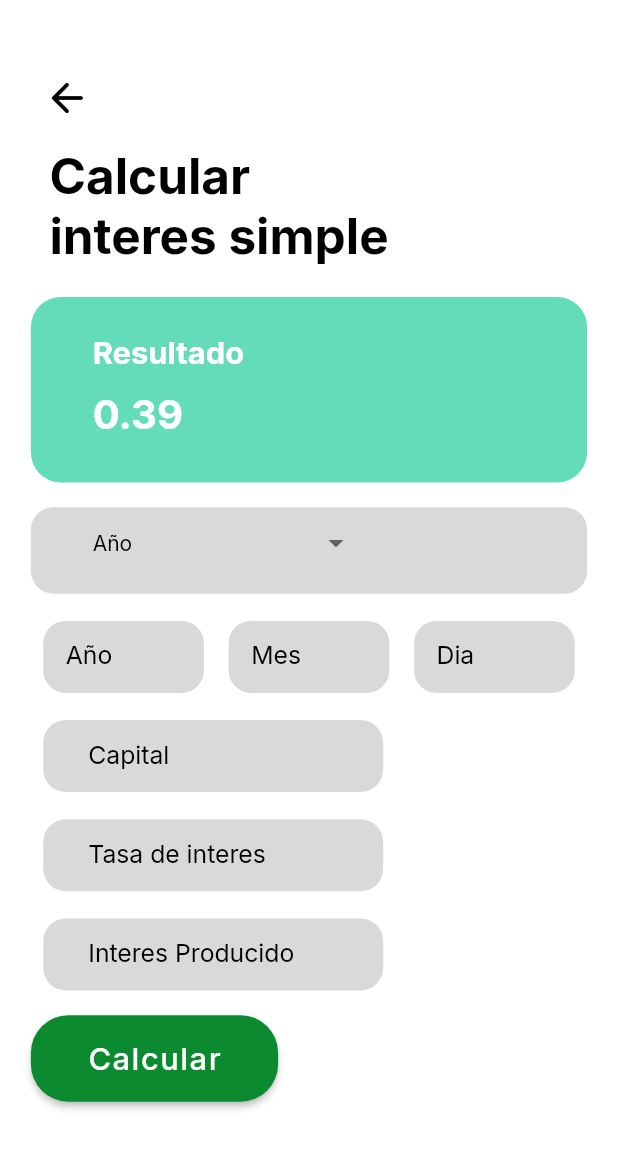
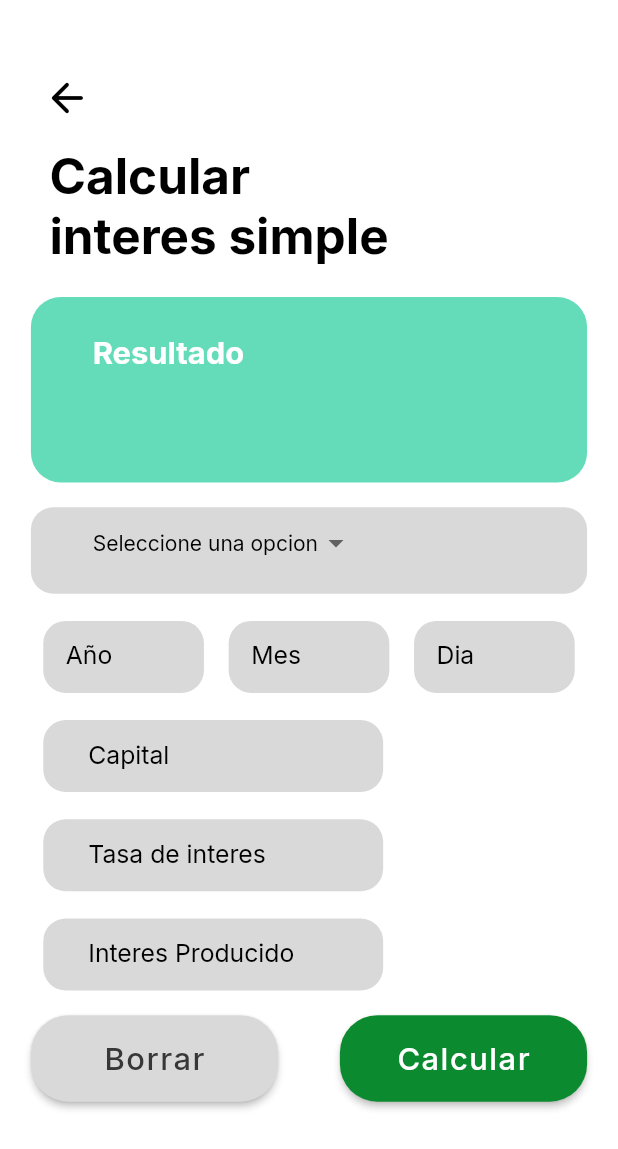
Before and after one commit to anapatino/FinanLearn, a Flutter app: the SimpleInterest screen opened directly, after a tap on "Calcular", on a phone screen of 412 x 824 dp. Shown: the top 1149 px of the screen. Run offline on Flutter 3.47's test engine with Material 2 defaults, Android fonts, the phone set to English and light mode, and no system bars; our stand-ins replace cloud_firestore, firebase_auth, firebase_core, get, google_fonts; accounts and stored records are empty.

Commit message:
calculator completed

```diff
--- /dev/null
+++ b/lib/data/service/interest_history_request.dart
@@ -0,0 +1,20 @@
+import 'package:cloud_firestore/cloud_firestore.dart';
+import 'package:finanlearn/domain/models/interest.dart';
+
+class InterestRequest {
+  static final FirebaseFirestore database = FirebaseFirestore.instance;
+
+  static Future<List<Interest>> viewListHistory() async {
+    List<Interest> history = [];
+    await database.collection('interest_history').get().then((value) {
+      for (var doc in value.docs) {
+        history.add(Interest.fromJson(doc.data()));
+      }
+    });
+    return history;
+  }
+
+  /*static Future<void> addInterestToHistory(Interest interest) async {
+  await database.collection('interest_history').add(interest);
+}*/
+}
--- /dev/null
+++ b/lib/domain/controllers/interest_controller.dart
@@ -0,0 +1,27 @@
+import 'package:finanlearn/domain/models/interest.dart';
+import 'package:firebase_auth/firebase_auth.dart';
+import 'package:get/get.dart';
+import '../../data/service/interest_history_request.dart';
+
+class InterestController extends GetxController {
+  final Rxn<List<Interest>> _interest = Rxn<List<Interest>>();
+
+  List<Interest>? get listHistory => _interest.value;
+
+  Future<void> viewPublicity() async {
+    try {
+      List<Interest> list = await InterestRequest.viewListHistory();
+      _interest.value = list;
+    } on FirebaseAuthException catch (e) {
+      return Future.error(e);
+    }
+  }
+
+  /*Future<void> addInterestHistory(Interest interest) async {
+    try {
+      await InterestRequest.addInterestToHistory(interest);
+    } on FirebaseAuthException catch (e) {
+      return Future.error(e);
+    }
+  }*/
+}
--- /dev/null
+++ b/lib/domain/models/interest.dart
@@ -0,0 +1,53 @@
+class Interest {
+  String capital,
+      day,
+      futureValue,
+      interestRate,
+      month,
+      result,
+      type,
+      year,
+      interestEarned,
+      title;
+
+  Interest(
+      {required this.capital,
+      required this.day,
+      required this.futureValue,
+      required this.interestRate,
+      required this.month,
+      required this.result,
+      required this.type,
+      required this.year,
+      required this.title,
+      required this.interestEarned});
+
+  factory Interest.fromJson(Map<String, dynamic> json) {
+    return Interest(
+      capital: json['capital'] ?? '',
+      day: json['day'] ?? '',
+      futureValue: json['futureValue'] ?? '',
+      type: json['type'] ?? '',
+      interestRate: json['interestRate'] ?? '',
+      month: json['month'] ?? '',
+      result: json['result'] ?? '',
+      year: json['year'] ?? '',
+      title: json['title'] ?? '',
+      interestEarned: json['interestEarned'] ?? '',
+    );
+  }
+  factory Interest.toJson(Map<String, dynamic> json) {
+    return Interest(
+      capital: json['capital'] ?? '',
+      day: json['day'] ?? '',
+      futureValue: json['futureValue'] ?? '',
+      type: json['type'] ?? '',
+      interestRate: json['interestRate'] ?? '',
+      month: json['month'] ?? '',
+      result: json['result'] ?? '',
+      year: json['year'] ?? '',
+      title: json['title'] ?? '',
+      interestEarned: json['interestEarned'] ?? '',
+    );
+  }
+}
--- a/lib/domain/models/simple_interest.dart
+++ b/lib/domain/models/simple_interest.dart
@@ -1,5 +1,3 @@
-import 'dart:developer';
-
 class InterestSimple {
   static double calculateFutureValue({
     required Map<String, double> data,
@@ -12,7 +10,6 @@ class InterestSimple {
 
     if (isChecked) {
       newFutureValue = capital * (1 + interestRate * time);
-      log(newFutureValue.toString());
     } else {
       newFutureValue = capital * interestRate * time;
     }
--- a/lib/main.dart
+++ b/lib/main.dart
@@ -8,6 +8,8 @@ import 'dart:developer';
 
 import 'package:get/get.dart';
 
+import 'domain/controllers/interest_controller.dart';
+
 void main() async {
   WidgetsFlutterBinding.ensureInitialized();
   try {
@@ -15,6 +17,7 @@ void main() async {
         options: DefaultFirebaseOptions.currentPlatform);
     Get.put(UserController());
     Get.put(PublicityController());
+    Get.put(InterestController());
     runApp(const App());
   } catch (e) {
     log("Error al iniciar la aplicación: $e");
--- a/lib/ui/pages/calculator/simple_interest.dart
+++ b/lib/ui/pages/calculator/simple_interest.dart
@@ -5,6 +5,8 @@ import 'package:flutter/material.dart';
 import 'package:get/get.dart';
 import 'package:google_fonts/google_fonts.dart';
 
+import '../../../domain/controllers/interest_controller.dart';
+import '../../../domain/models/interest.dart';
 import '../../../domain/models/simple_interest.dart';
 import '../../widgets/input.dart';
 import '../dashboard/Dashboard.dart';
@@ -23,10 +25,18 @@ class _SimpleInterestState extends State<SimpleInterest> {
   TextEditingController controllerCapital = TextEditingController();
   TextEditingController controllerInterestEarned = TextEditingController();
   TextEditingController controllerInterestRate = TextEditingController();
+  InterestController interestController = Get.find();
 
-  List<String>? listPeriod = ['Año', 'Mes', 'Dia'];
-  String? dropdownValue = 'Año';
-  late double time = 0;
+  List<String>? listPeriod = [
+    'Valor futuro',
+    'Capital',
+    'Interes',
+    'Tiempo',
+    'Interes producido'
+  ];
+  String? value = '';
+  String? dropdownValue = 'Seleccione una opcion';
+  double time = 0;
   @override
   Widget build(BuildContext context) {
     return Scaffold(
@@ -91,11 +101,11 @@ class _SimpleInterestState extends State<SimpleInterest> {
                           SizedBox(
                             height: Dimensions.screenHeight * 0.015,
                           ),
-                          Text('0.39',
+                          Text(value!,
                               style: GoogleFonts.inter(
                                 color: Colors.white,
-                                fontSize: Dimensions.screenWidth * 0.065,
-                                fontWeight: FontWeight.bold,
+                                fontSize: Dimensions.screenWidth * 0.058,
+                                fontWeight: FontWeight.normal,
                               )),
                         ]),
                   ),
@@ -146,19 +156,14 @@ class _SimpleInterestState extends State<SimpleInterest> {
                 SizedBox(height: Dimensions.screenHeight * 0.022),
                 Row(
                   children: [
-                    if (dropdownValue == 'Año')
                     InputMedium(
                       controller: controllerYear,
                       labelText: 'Año',
                     ),
-                    if (dropdownValue == 'Mes' || dropdownValue == 'Año')
                     InputMedium(
                       controller: controllerMonths,
                       labelText: 'Mes',
                     ),
-                    if (dropdownValue == 'Mes' ||
-                        dropdownValue == 'Dia' ||
-                        dropdownValue == 'Año')
                     InputMedium(
                       controller: controllerDays,
                       labelText: 'Dia',
@@ -181,6 +186,26 @@ class _SimpleInterestState extends State<SimpleInterest> {
                   labelText: 'Interes Producido',
                 ),
                 SizedBox(height: Dimensions.screenHeight * 0.02),
+                Row(
+                  mainAxisAlignment: MainAxisAlignment.spaceBetween,
+                  children: [
+                    ElevatedButton(
+                      onPressed: clear,
+                      style: ElevatedButton.styleFrom(
+                        backgroundColor: const Color.fromRGBO(217, 217, 217, 1),
+                        shape: RoundedRectangleBorder(
+                          borderRadius: BorderRadius.circular(25),
+                        ),
+                        minimumSize: Size(
+                            Dimensions.width40, Dimensions.screenHeight * 0.07),
+                      ),
+                      child: Text("Borrar",
+                          style: GoogleFonts.inter(
+                            color: const Color.fromARGB(255, 56, 55, 55),
+                            fontSize: Dimensions.screenWidth * 0.05,
+                            letterSpacing: 1,
+                          )),
+                    ),
                     ElevatedButton(
                       onPressed: validation,
                       style: ElevatedButton.styleFrom(
@@ -199,71 +224,122 @@ class _SimpleInterestState extends State<SimpleInterest> {
                           )),
                     ),
                   ],
+                )
+              ],
             ),
           )),
     );
   }
 
+  void clear() {
+    setState(() {
+      value = '';
+      dropdownValue = 'Seleccione una opcion';
+    });
+    controllerYear.clear();
+    controllerMonths.clear();
+    controllerDays.clear();
+    controllerCapital.clear();
+    controllerInterestEarned.clear();
+    controllerInterestRate.clear();
+  }
+
   void validation() {
-    double years = double.parse(controllerYear.text);
-    double months = double.parse(controllerMonths.text);
-    double days = double.parse(controllerDays.text);
-
+    try {
+      double? years = double.tryParse(controllerYear.text);
+      double? months = double.tryParse(controllerMonths.text);
+      double? days = double.tryParse(controllerDays.text);
+      if (controllerYear.text.isNotEmpty &&
+          controllerMonths.text.isNotEmpty &&
+          controllerDays.text.isNotEmpty) {
+        time = (years! / 1) + (months! / 12) + (days! / 365);
+      } else {
+        if (controllerMonths.text.isNotEmpty &&
+            controllerDays.text.isNotEmpty) {
+          time = (months! / 12) + (days! / 360);
+        } else {
+          if (controllerMonths.text.isNotEmpty) {
+            time = months! / 12;
+          } else {
+            time = days! / 360;
+          }
+        }
+      }
+    } catch (e) {
+      log('Error al analizar los valores: $e');
+    }
     switch (dropdownValue) {
-      case 'years':
-        time = (years / 1) + (months / 12) + (days / 360);
-        break;
-      case 'months':
-        time = (months / 12) + (days / 360);
-        break;
-      case 'days':
-        time = days / 360;
-        break;
+      case 'Valor futuro':
+        validationCalculateFutureValue(true);
+      case 'Capital':
+        validationCalculateCapital();
+      case 'Interes':
+        validationCalculateInterestRate();
+      case 'Interes producido':
+        validationCalculateFutureValue(false);
+      case 'Tiempo':
+        validationCalculateTime();
       default:
         break;
     }
-    if (controllerCapital.text.isNotEmpty &&
-        controllerInterestRate.text.isNotEmpty) {
-      validationCalculateFutureValue();
   }
 
-    if (controllerInterestEarned.text.isNotEmpty &&
-        controllerInterestRate.text.isNotEmpty) {
-      validationCalculateCapital();
-    }
-    if (controllerCapital.text.isNotEmpty &&
-        controllerInterestEarned.text.isNotEmpty) {
-      validationCalculateInterestRate();
-    }
-    if (controllerCapital.text.isNotEmpty &&
-        controllerInterestEarned.text.isNotEmpty &&
-        controllerInterestRate.text.isNotEmpty) {
-      validationCalculateTime();
-    }
-  }
-
-  validationCalculateFutureValue() {
+  validationCalculateFutureValue(bool option) {
     Map<String, double> data = {
-      'capital': double.parse(controllerCapital.text),
-      'interestRate': double.parse(controllerInterestRate.text),
+      'capital': controllerCapital.text.isNotEmpty
+          ? double.parse(controllerCapital.text)
+          : 0,
+      'interestRate': controllerInterestRate.text.isNotEmpty
+          ? double.parse(controllerInterestRate.text)
+          : 0,
     };
 
     double result = InterestSimple.calculateFutureValue(
-        data: data, isChecked: true, time: time);
-    log('valor futuro');
-    log(result.toString());
+        data: data, isChecked: option, time: time);
+
+    setState(() {
+      value = result.toString();
+    });
+    Interest interest = Interest(
+      capital: controllerCapital.text,
+      day: controllerDays.text,
+      futureValue: '',
+      interestRate: controllerInterestRate.text,
+      month: controllerMonths.text,
+      result: result.toString(),
+      type: 'simple',
+      title: 'Calcular valor futuro',
+      year: controllerYear.text,
+      interestEarned: controllerInterestEarned.text,
+    ); /*interestController.addInterestHistory(interest);*/
   }
 
   validationCalculateCapital() {
     Map<String, double> data = {
-      'interestRate': double.parse(controllerInterestRate.text),
-      'interestEarned': double.parse(controllerInterestEarned.text),
+      'interestRate': controllerInterestRate.text.isNotEmpty
+          ? double.parse(controllerInterestRate.text)
+          : 0,
+      'interestEarned': controllerInterestEarned.text.isNotEmpty
+          ? double.parse(controllerInterestEarned.text)
+          : 0,
     };
 
     double result = InterestSimple.calculateCapital(data: data, time: time);
-    log('capital');
-
-    log(result.toString());
+    setState(() {
+      value = result.toString();
+    });
+    Interest interest = Interest(
+      capital: '',
+      day: controllerDays.text,
+      futureValue: '',
+      interestRate: controllerInterestRate.text,
+      month: controllerMonths.text,
+      result: result.toString(),
+      type: 'simple',
+      title: 'Calcular capital',
+      year: controllerYear.text,
+      interestEarned: controllerInterestEarned.text,
+    ); /*interestController.addInterestHistory(interest);*/
   }
 
   validationCalculateInterestRate() {
@@ -272,10 +348,25 @@ class _SimpleInterestState extends State<SimpleInterest> {
       'interestEarned': double.parse(controllerInterestEarned.text),
     };
 
-    double result = InterestSimple.calculateCapital(data: data, time: time);
-    log('tasa de interes');
+    double result =
+        InterestSimple.calculateInterestRate(data: data, time: time);
 
-    log(result.toString());
+    setState(() {
+      value = result.toString();
+    });
+    Interest interest = Interest(
+      capital: controllerCapital.text,
+      day: controllerDays.text,
+      futureValue: '',
+      interestRate: '',
+      month: controllerMonths.text,
+      result: result.toString(),
+      type: 'simple',
+      title: 'Calcular interes',
+      year: controllerYear.text,
+      interestEarned: controllerInterestEarned.text,
+    );
+    /*interestController.addInterestHistory(interest);*/
   }
 
   validationCalculateTime() {
@@ -287,10 +378,24 @@ class _SimpleInterestState extends State<SimpleInterest> {
 
     Map<String, int> result =
         InterestSimple.calculateTime(data: data, showTime: 'days');
-    log('tiempo');
+    String year = result['years'].toString();
+    String month = result['months'].toString();
+    String days = result['days'].toString();
 
-    log(result['years'].toString());
-    log(result['months'].toString());
-    log(result['days'].toString());
+    setState(() {
+      value = '$year año, $month meses, $days dias';
+    });
+    Interest interest = Interest(
+      capital: controllerCapital.text,
+      day: '',
+      futureValue: '',
+      interestRate: controllerInterestRate.text,
+      month: '',
+      result: '$year año, $month meses, $days dias',
+      type: 'simple',
+      title: 'Calcular tiempo',
+      year: '',
+      interestEarned: controllerInterestEarned.text,
+    ); /*interestController.addInterestHistory(interest);*/
   }
 }
--- a/lib/ui/widgets/Input.dart
+++ b/lib/ui/widgets/Input.dart
@@ -59,6 +59,7 @@ class InputColor extends StatelessWidget {
         style: GoogleFonts.inter(color: Colors.black),
         autofocus: false,
         controller: controller,
+        keyboardType: TextInputType.number,
         decoration: InputDecoration(
           contentPadding: const EdgeInsets.only(left: 30),
           filled: true,
@@ -98,6 +99,7 @@ class InputMedium extends StatelessWidget {
         style: GoogleFonts.inter(color: Colors.black),
         autofocus: false,
         controller: controller,
+        keyboardType: TextInputType.number,
         decoration: InputDecoration(
           contentPadding: const EdgeInsets.only(left: 15),
           filled: true,
```
Lines whose indentation alone changed are shown as unchanged.
